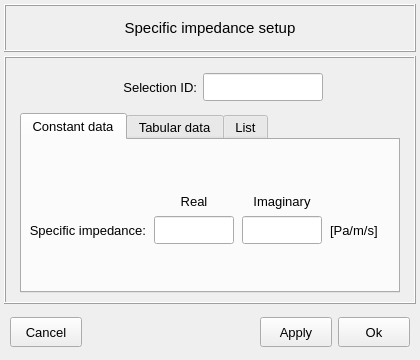
This is vibra/interface/data/ui_files/model/acoustic/external_impedances/specific_impedance_inputs.ui in MOPT-UFSC/VIBRA as Qt 5 draws it before an edit. The edited form follows.
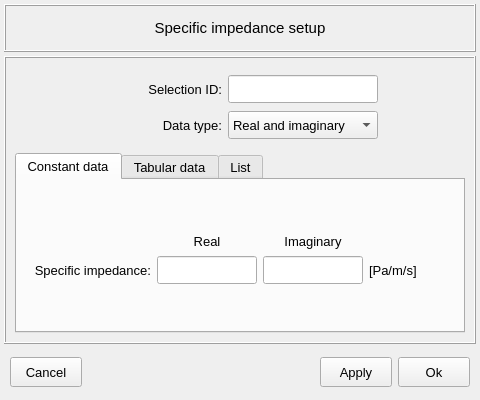
This is the edited form. Icons and pictures are not drawn.

What changed in the file:
```diff
--- a/vibra/interface/data/ui_files/model/acoustic/external_impedances/specific_impedance_inputs.ui
+++ b/vibra/interface/data/ui_files/model/acoustic/external_impedances/specific_impedance_inputs.ui
@@ -9,8 +9,8 @@
    <rect>
     <x>0</x>
     <y>0</y>
-    <width>420</width>
-    <height>360</height>
+    <width>480</width>
+    <height>400</height>
    </rect>
   </property>
   <property name="sizePolicy">
@@ -21,14 +21,14 @@
   </property>
   <property name="minimumSize">
    <size>
-    <width>420</width>
+    <width>480</width>
     <height>360</height>
    </size>
   </property>
   <property name="maximumSize">
    <size>
-    <width>420</width>
-    <height>360</height>
+    <width>480</width>
+    <height>400</height>
    </size>
   </property>
   <property name="font">
@@ -72,7 +72,7 @@
      </property>
      <property name="maximumSize">
       <size>
-       <width>420</width>
+       <width>16777215</width>
        <height>48</height>
       </size>
      </property>
@@ -135,7 +135,7 @@
      </property>
      <property name="maximumSize">
       <size>
-       <width>420</width>
+       <width>16777215</width>
        <height>480</height>
       </size>
      </property>
@@ -146,135 +146,6 @@
       <enum>QFrame::Shadow::Raised</enum>
      </property>
      <layout class="QGridLayout" name="gridLayout_4">
-      <item row="0" column="0">
-       <widget class="QFrame" name="frame_4">
-        <property name="minimumSize">
-         <size>
-          <width>360</width>
-          <height>40</height>
-         </size>
-        </property>
-        <property name="maximumSize">
-         <size>
-          <width>380</width>
-          <height>40</height>
-         </size>
-        </property>
-        <property name="frameShape">
-         <enum>QFrame::Shape::NoFrame</enum>
-        </property>
-        <property name="frameShadow">
-         <enum>QFrame::Shadow::Raised</enum>
-        </property>
-        <layout class="QGridLayout" name="gridLayout_5">
-         <property name="leftMargin">
-          <number>2</number>
-         </property>
-         <property name="topMargin">
-          <number>2</number>
-         </property>
-         <property name="rightMargin">
-          <number>2</number>
-         </property>
-         <property name="bottomMargin">
-          <number>2</number>
-         </property>
-         <property name="horizontalSpacing">
-          <number>6</number>
-         </property>
-         <property name="verticalSpacing">
-          <number>2</number>
-         </property>
-         <item row="0" column="1">
-          <widget class="QLabel" name="label_2">
-           <property name="minimumSize">
-            <size>
-             <width>100</width>
-             <height>28</height>
-            </size>
-           </property>
-           <property name="maximumSize">
-            <size>
-             <width>100</width>
-             <height>28</height>
-            </size>
-           </property>
-           <property name="font">
-            <font>
-             <pointsize>10</pointsize>
-             <bold>false</bold>
-            </font>
-           </property>
-           <property name="text">
-            <string>Selection ID:</string>
-           </property>
-           <property name="alignment">
-            <set>Qt::AlignmentFlag::AlignRight|Qt::AlignmentFlag::AlignTrailing|Qt::AlignmentFlag::AlignVCenter</set>
-           </property>
-          </widget>
-         </item>
-         <item row="0" column="2">
-          <widget class="QLineEdit" name="lineEdit_selection_id">
-           <property name="minimumSize">
-            <size>
-             <width>120</width>
-             <height>28</height>
-            </size>
-           </property>
-           <property name="maximumSize">
-            <size>
-             <width>120</width>
-             <height>28</height>
-            </size>
-           </property>
-           <property name="font">
-            <font>
-             <family>MS Shell Dlg 2</family>
-             <pointsize>10</pointsize>
-             <italic>false</italic>
-             <bold>false</bold>
-            </font>
-           </property>
-           <property name="focusPolicy">
-            <enum>Qt::FocusPolicy::ClickFocus</enum>
-           </property>
-           <property name="styleSheet">
-            <string notr="true"/>
-           </property>
-           <property name="alignment">
-            <set>Qt::AlignmentFlag::AlignCenter</set>
-           </property>
-          </widget>
-         </item>
-         <item row="0" column="3">
-          <spacer name="horizontalSpacer">
-           <property name="orientation">
-            <enum>Qt::Orientation::Horizontal</enum>
-           </property>
-           <property name="sizeHint" stdset="0">
-            <size>
-             <width>40</width>
-             <height>20</height>
-            </size>
-           </property>
-          </spacer>
-         </item>
-         <item row="0" column="0">
-          <spacer name="horizontalSpacer_2">
-           <property name="orientation">
-            <enum>Qt::Orientation::Horizontal</enum>
-           </property>
-           <property name="sizeHint" stdset="0">
-            <size>
-             <width>40</width>
-             <height>20</height>
-            </size>
-           </property>
-          </spacer>
-         </item>
-        </layout>
-       </widget>
-      </item>
       <item row="1" column="0">
        <widget class="QTabWidget" name="tabWidget_main">
         <property name="minimumSize">
@@ -285,7 +156,7 @@
         </property>
         <property name="maximumSize">
          <size>
-          <width>380</width>
+          <width>16777215</width>
           <height>16777215</height>
          </size>
         </property>
@@ -315,116 +186,14 @@
           <property name="bottomMargin">
            <number>6</number>
           </property>
-          <property name="spacing">
-           <number>2</number>
-          </property>
-          <item row="0" column="0">
-           <widget class="QFrame" name="frame_8">
-            <property name="minimumSize">
-             <size>
-              <width>340</width>
-              <height>80</height>
-             </size>
-            </property>
-            <property name="maximumSize">
-             <size>
-              <width>400</width>
-              <height>160</height>
-             </size>
-            </property>
-            <property name="font">
-             <font>
-              <pointsize>11</pointsize>
-              <bold>false</bold>
-             </font>
-            </property>
-            <property name="frameShape">
-             <enum>QFrame::Shape::NoFrame</enum>
-            </property>
-            <property name="frameShadow">
-             <enum>QFrame::Shadow::Raised</enum>
-            </property>
-            <layout class="QGridLayout" name="gridLayout">
-             <property name="leftMargin">
-              <number>0</number>
-             </property>
-             <property name="topMargin">
-              <number>0</number>
-             </property>
-             <property name="rightMargin">
-              <number>0</number>
-             </property>
-             <property name="bottomMargin">
-              <number>0</number>
-             </property>
              <property name="horizontalSpacing">
               <number>6</number>
              </property>
              <property name="verticalSpacing">
               <number>2</number>
              </property>
-             <item row="2" column="0">
-              <widget class="QLabel" name="label_18">
-               <property name="minimumSize">
-                <size>
-                 <width>120</width>
-                 <height>28</height>
-                </size>
-               </property>
-               <property name="maximumSize">
-                <size>
-                 <width>120</width>
-                 <height>28</height>
-                </size>
-               </property>
-               <property name="font">
-                <font>
-                 <family>MS Shell Dlg 2</family>
-                 <pointsize>10</pointsize>
-                 <italic>false</italic>
-                 <bold>false</bold>
-                </font>
-               </property>
-               <property name="text">
-                <string>Specific impedance:</string>
-               </property>
-               <property name="alignment">
-                <set>Qt::AlignmentFlag::AlignRight|Qt::AlignmentFlag::AlignTrailing|Qt::AlignmentFlag::AlignVCenter</set>
-               </property>
-              </widget>
-             </item>
-             <item row="2" column="1">
-              <widget class="QLineEdit" name="lineEdit_real_value">
-               <property name="minimumSize">
-                <size>
-                 <width>80</width>
-                 <height>28</height>
-                </size>
-               </property>
-               <property name="maximumSize">
-                <size>
-                 <width>80</width>
-                 <height>28</height>
-                </size>
-               </property>
-               <property name="font">
-                <font>
-                 <family>MS Shell Dlg 2</family>
-                 <pointsize>10</pointsize>
-                 <italic>false</italic>
-                 <bold>false</bold>
-                </font>
-               </property>
-               <property name="styleSheet">
-                <string notr="true"/>
-               </property>
-               <property name="alignment">
-                <set>Qt::AlignmentFlag::AlignCenter</set>
-               </property>
-              </widget>
-             </item>
-             <item row="1" column="2">
-              <widget class="QLabel" name="label_20">
+          <item row="1" column="3">
+           <widget class="QLabel" name="label_dtype_right">
                <property name="minimumSize">
                 <size>
                  <width>80</width>
@@ -433,7 +202,7 @@
                </property>
                <property name="maximumSize">
                 <size>
-                 <width>80</width>
+              <width>16777215</width>
                  <height>26</height>
                 </size>
                </property>
@@ -453,8 +222,68 @@
                </property>
               </widget>
              </item>
-             <item row="1" column="1">
-              <widget class="QLabel" name="label_4">
+          <item row="2" column="3">
+           <widget class="QLineEdit" name="lineEdit_right_value">
+            <property name="minimumSize">
+             <size>
+              <width>100</width>
+              <height>28</height>
+             </size>
+            </property>
+            <property name="maximumSize">
+             <size>
+              <width>120</width>
+              <height>28</height>
+             </size>
+            </property>
+            <property name="font">
+             <font>
+              <family>MS Shell Dlg 2</family>
+              <pointsize>10</pointsize>
+              <italic>false</italic>
+              <bold>false</bold>
+             </font>
+            </property>
+            <property name="styleSheet">
+             <string notr="true"/>
+            </property>
+            <property name="alignment">
+             <set>Qt::AlignmentFlag::AlignCenter</set>
+            </property>
+           </widget>
+          </item>
+          <item row="2" column="2">
+           <widget class="QLineEdit" name="lineEdit_left_value">
+            <property name="minimumSize">
+             <size>
+              <width>100</width>
+              <height>28</height>
+             </size>
+            </property>
+            <property name="maximumSize">
+             <size>
+              <width>120</width>
+              <height>28</height>
+             </size>
+            </property>
+            <property name="font">
+             <font>
+              <family>MS Shell Dlg 2</family>
+              <pointsize>10</pointsize>
+              <italic>false</italic>
+              <bold>false</bold>
+             </font>
+            </property>
+            <property name="styleSheet">
+             <string notr="true"/>
+            </property>
+            <property name="alignment">
+             <set>Qt::AlignmentFlag::AlignCenter</set>
+            </property>
+           </widget>
+          </item>
+          <item row="1" column="2">
+           <widget class="QLabel" name="label_dtype_left">
                <property name="minimumSize">
                 <size>
                  <width>80</width>
@@ -463,7 +292,7 @@
                </property>
                <property name="maximumSize">
                 <size>
-                 <width>80</width>
+              <width>16777215</width>
                  <height>26</height>
                 </size>
                </property>
@@ -483,8 +312,8 @@
                </property>
               </widget>
              </item>
-             <item row="2" column="2">
-              <widget class="QLineEdit" name="lineEdit_imag_value">
+          <item row="2" column="4">
+           <widget class="QLabel" name="label_unit">
                <property name="minimumSize">
                 <size>
                  <width>80</width>
@@ -493,37 +322,7 @@
                </property>
                <property name="maximumSize">
                 <size>
-                 <width>80</width>
-                 <height>28</height>
-                </size>
-               </property>
-               <property name="font">
-                <font>
-                 <family>MS Shell Dlg 2</family>
-                 <pointsize>10</pointsize>
-                 <italic>false</italic>
-                 <bold>false</bold>
-                </font>
-               </property>
-               <property name="styleSheet">
-                <string notr="true"/>
-               </property>
-               <property name="alignment">
-                <set>Qt::AlignmentFlag::AlignCenter</set>
-               </property>
-              </widget>
-             </item>
-             <item row="2" column="3">
-              <widget class="QLabel" name="label_21">
-               <property name="minimumSize">
-                <size>
-                 <width>60</width>
-                 <height>28</height>
-                </size>
-               </property>
-               <property name="maximumSize">
-                <size>
-                 <width>60</width>
+              <width>90</width>
                  <height>28</height>
                 </size>
                </property>
@@ -543,7 +342,7 @@
                </property>
               </widget>
              </item>
-             <item row="0" column="1">
+          <item row="0" column="2">
               <spacer name="verticalSpacer">
                <property name="orientation">
                 <enum>Qt::Orientation::Vertical</enum>
@@ -556,7 +355,7 @@
                </property>
               </spacer>
              </item>
-             <item row="3" column="1">
+          <item row="3" column="2">
               <spacer name="verticalSpacer_2">
                <property name="orientation">
                 <enum>Qt::Orientation::Vertical</enum>
@@ -569,9 +368,62 @@
                </property>
               </spacer>
              </item>
-            </layout>
+          <item row="2" column="1">
+           <widget class="QLabel" name="label_18">
+            <property name="minimumSize">
+             <size>
+              <width>120</width>
+              <height>28</height>
+             </size>
+            </property>
+            <property name="maximumSize">
+             <size>
+              <width>120</width>
+              <height>28</height>
+             </size>
+            </property>
+            <property name="font">
+             <font>
+              <family>MS Shell Dlg 2</family>
+              <pointsize>10</pointsize>
+              <italic>false</italic>
+              <bold>false</bold>
+             </font>
+            </property>
+            <property name="text">
+             <string>Specific impedance:</string>
+            </property>
+            <property name="alignment">
+             <set>Qt::AlignmentFlag::AlignRight|Qt::AlignmentFlag::AlignTrailing|Qt::AlignmentFlag::AlignVCenter</set>
+            </property>
            </widget>
           </item>
+          <item row="2" column="0">
+           <spacer name="horizontalSpacer_3">
+            <property name="orientation">
+             <enum>Qt::Orientation::Horizontal</enum>
+            </property>
+            <property name="sizeHint" stdset="0">
+             <size>
+              <width>40</width>
+              <height>20</height>
+             </size>
+            </property>
+           </spacer>
+          </item>
+          <item row="2" column="5">
+           <spacer name="horizontalSpacer_4">
+            <property name="orientation">
+             <enum>Qt::Orientation::Horizontal</enum>
+            </property>
+            <property name="sizeHint" stdset="0">
+             <size>
+              <width>40</width>
+              <height>20</height>
+             </size>
+            </property>
+           </spacer>
+          </item>
          </layout>
         </widget>
         <widget class="QWidget" name="tab_tabular_data">
@@ -979,6 +831,199 @@
         </widget>
        </widget>
       </item>
+      <item row="0" column="0">
+       <widget class="QFrame" name="frame_4">
+        <property name="minimumSize">
+         <size>
+          <width>360</width>
+          <height>80</height>
+         </size>
+        </property>
+        <property name="maximumSize">
+         <size>
+          <width>16777215</width>
+          <height>90</height>
+         </size>
+        </property>
+        <property name="frameShape">
+         <enum>QFrame::Shape::NoFrame</enum>
+        </property>
+        <property name="frameShadow">
+         <enum>QFrame::Shadow::Raised</enum>
+        </property>
+        <layout class="QGridLayout" name="gridLayout_5">
+         <property name="leftMargin">
+          <number>2</number>
+         </property>
+         <property name="topMargin">
+          <number>2</number>
+         </property>
+         <property name="rightMargin">
+          <number>2</number>
+         </property>
+         <property name="bottomMargin">
+          <number>2</number>
+         </property>
+         <property name="horizontalSpacing">
+          <number>6</number>
+         </property>
+         <property name="verticalSpacing">
+          <number>2</number>
+         </property>
+         <item row="0" column="2">
+          <widget class="QLineEdit" name="lineEdit_selection_id">
+           <property name="minimumSize">
+            <size>
+             <width>150</width>
+             <height>28</height>
+            </size>
+           </property>
+           <property name="maximumSize">
+            <size>
+             <width>120</width>
+             <height>28</height>
+            </size>
+           </property>
+           <property name="font">
+            <font>
+             <family>MS Shell Dlg 2</family>
+             <pointsize>10</pointsize>
+             <italic>false</italic>
+             <bold>false</bold>
+            </font>
+           </property>
+           <property name="focusPolicy">
+            <enum>Qt::FocusPolicy::ClickFocus</enum>
+           </property>
+           <property name="styleSheet">
+            <string notr="true"/>
+           </property>
+           <property name="alignment">
+            <set>Qt::AlignmentFlag::AlignCenter</set>
+           </property>
+          </widget>
+         </item>
+         <item row="0" column="3">
+          <spacer name="horizontalSpacer_2">
+           <property name="orientation">
+            <enum>Qt::Orientation::Horizontal</enum>
+           </property>
+           <property name="sizeHint" stdset="0">
+            <size>
+             <width>40</width>
+             <height>20</height>
+            </size>
+           </property>
+          </spacer>
+         </item>
+         <item row="0" column="0">
+          <spacer name="horizontalSpacer">
+           <property name="orientation">
+            <enum>Qt::Orientation::Horizontal</enum>
+           </property>
+           <property name="sizeHint" stdset="0">
+            <size>
+             <width>40</width>
+             <height>20</height>
+            </size>
+           </property>
+          </spacer>
+         </item>
+         <item row="1" column="1">
+          <widget class="QLabel" name="label_4">
+           <property name="minimumSize">
+            <size>
+             <width>120</width>
+             <height>28</height>
+            </size>
+           </property>
+           <property name="maximumSize">
+            <size>
+             <width>120</width>
+             <height>28</height>
+            </size>
+           </property>
+           <property name="font">
+            <font>
+             <family>MS Shell Dlg 2</family>
+             <pointsize>10</pointsize>
+             <italic>false</italic>
+             <bold>false</bold>
+            </font>
+           </property>
+           <property name="text">
+            <string>Data type:</string>
+           </property>
+           <property name="alignment">
+            <set>Qt::AlignmentFlag::AlignRight|Qt::AlignmentFlag::AlignTrailing|Qt::AlignmentFlag::AlignVCenter</set>
+           </property>
+          </widget>
+         </item>
+         <item row="1" column="2">
+          <widget class="QComboBox" name="comboBox_data_type">
+           <property name="minimumSize">
+            <size>
+             <width>150</width>
+             <height>28</height>
+            </size>
+           </property>
+           <property name="maximumSize">
+            <size>
+             <width>150</width>
+             <height>28</height>
+            </size>
+           </property>
+           <property name="font">
+            <font>
+             <pointsize>10</pointsize>
+             <bold>false</bold>
+            </font>
+           </property>
+           <item>
+            <property name="text">
+             <string>Real and imaginary</string>
+            </property>
+           </item>
+           <item>
+            <property name="text">
+             <string>Amplitude and phase</string>
+            </property>
+           </item>
+          </widget>
+         </item>
+         <item row="0" column="1">
+          <widget class="QLabel" name="label_2">
+           <property name="minimumSize">
+            <size>
+             <width>120</width>
+             <height>28</height>
+            </size>
+           </property>
+           <property name="maximumSize">
+            <size>
+             <width>120</width>
+             <height>28</height>
+            </size>
+           </property>
+           <property name="font">
+            <font>
+             <family>MS Shell Dlg 2</family>
+             <pointsize>10</pointsize>
+             <italic>false</italic>
+             <bold>false</bold>
+            </font>
+           </property>
+           <property name="text">
+            <string>Selection ID:</string>
+           </property>
+           <property name="alignment">
+            <set>Qt::AlignmentFlag::AlignRight|Qt::AlignmentFlag::AlignTrailing|Qt::AlignmentFlag::AlignVCenter</set>
+           </property>
+          </widget>
+         </item>
+        </layout>
+       </widget>
+      </item>
      </layout>
     </widget>
    </item>
```
Left out of the diff: 176 changed lines with no effect on the pictures. Lines whose indentation alone changed are shown as unchanged.
